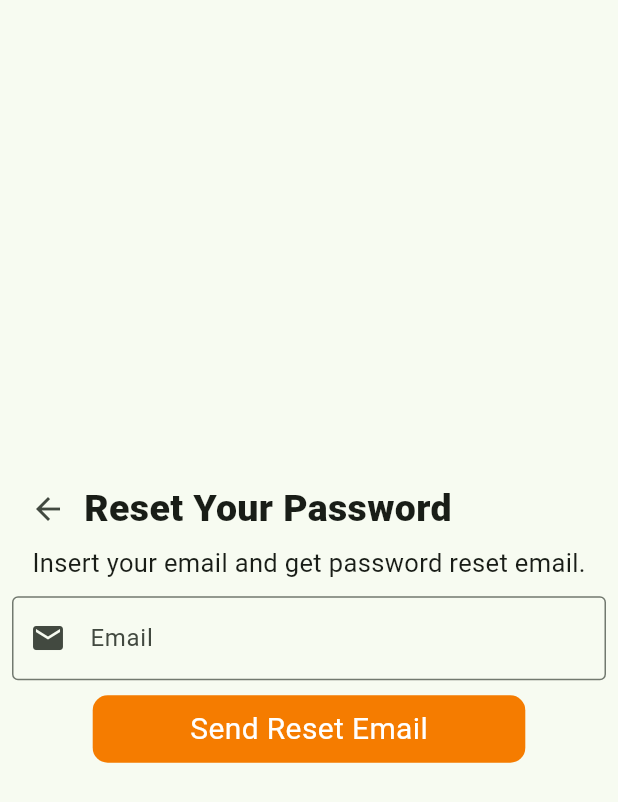
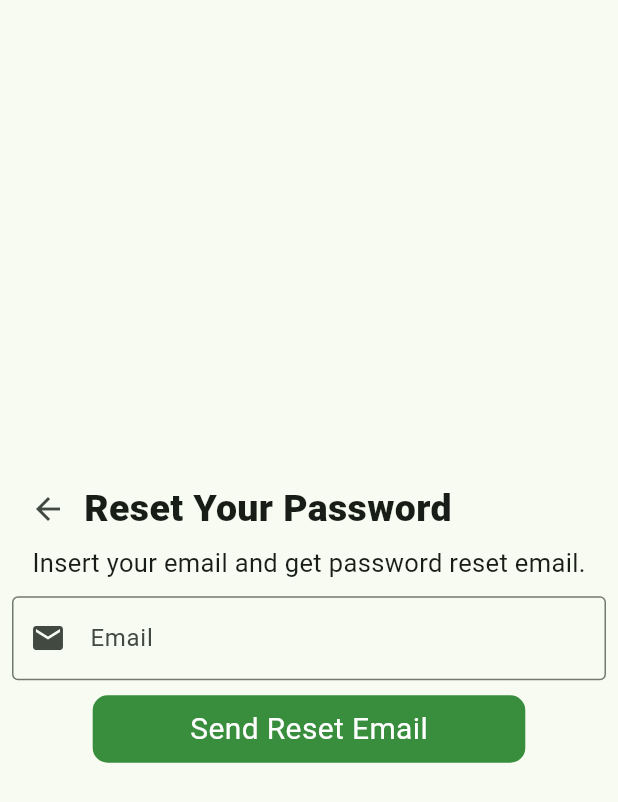
Before and after one commit to jayaliperera/theharvesthub, a Flutter app: the ForgotPasswordPage screen opened directly, on a phone screen of 412 x 824 dp. Shown: the top 802 px of the screen. Run offline on Flutter 3.47's test engine with Material 3 defaults, Android fonts, the phone set to English and light mode, and no system bars; our stand-ins replace carousel_slider, firebase_auth, firebase_core; accounts and stored records are empty; network calls fail.

Commit message:
refactor: change button color

```diff
--- a/lib/screens/auth_screen/forgot_password_page.dart
+++ b/lib/screens/auth_screen/forgot_password_page.dart
@@ -53,7 +53,7 @@ class _SignUpPageState extends State<ForgotPasswordPage> {
               CustomButton(
                   size: size,
                   text: "Send Reset Email",
-                  bgColor: Colors.orange.shade700)
+                  bgColor: Colors.green.shade700)
             ],
           ),
         ),
```
